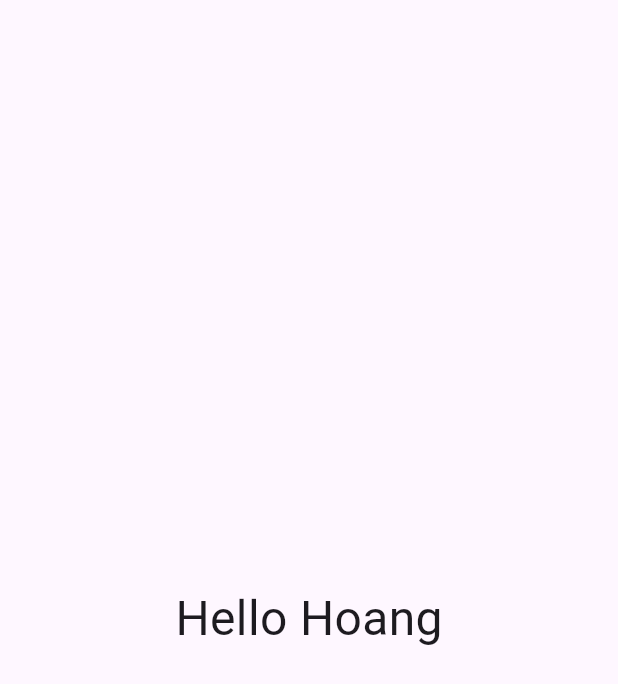
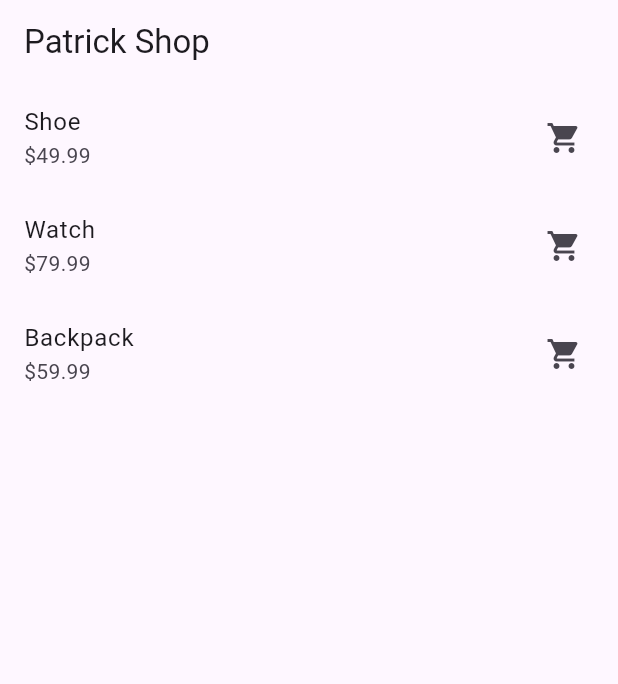
Before and after one commit to truongdothienhoang/flutter-build-demo, a Flutter app: the screen it shows after launch, on a phone screen of 412 x 824 dp. Shown: the top 684 px of the screen. Run offline on Flutter 3.47's test engine with Material 3 defaults, Android fonts, the phone set to English and light mode, and no system bars.

Commit message:
Update lib/main.dart via API

```diff
--- a/lib/main.dart
+++ b/lib/main.dart
@@ -1,21 +1,79 @@
 import 'package:flutter/material.dart';
 
 void main() {
-  runApp(const MyApp());
+  runApp(const PatrickShopApp());
 }
 
-class MyApp extends StatelessWidget {
-  const MyApp({super.key});
+class PatrickShopApp extends StatelessWidget {
+  const PatrickShopApp({super.key});
 
   @override
   Widget build(BuildContext context) {
     return MaterialApp(
-      home: Scaffold(
-        body: Center(
-          child: Text(
-            'Hello Hoang',
-            style: TextStyle(fontSize: 32),
-          ),
+      title: 'Patrick Shop',
+      theme: ThemeData(primarySwatch: Colors.teal),
+      home: const HomePage(),
+    );
+  }
+}
+
+class HomePage extends StatelessWidget {
+  const HomePage({super.key});
+
+  final List<Map<String, String>> products = const [
+    {'name': 'Shoe', 'price': '\u002449.99'},
+    {'name': 'Watch', 'price': '\u002479.99'},
+    {'name': 'Backpack', 'price': '\u002459.99'},
+  ];
+
+  @override
+  Widget build(BuildContext context) {
+    return Scaffold(
+      appBar: AppBar(title: const Text('Patrick Shop')),
+      body: ListView.builder(
+        itemCount: products.length,
+        itemBuilder: (context, index) {
+          final product = products[index];
+          return ListTile(
+            title: Text(product['name']!),
+            subtitle: Text(product['price']!),
+            trailing: const Icon(Icons.shopping_cart),
+            onTap: () => Navigator.push(
+              context,
+              MaterialPageRoute(
+                builder: (_) => ProductDetail(product: product),
+              ),
+            ),
+          );
+        },
+      ),
+    );
+  }
+}
+
+class ProductDetail extends StatelessWidget {
+  final Map<String, String> product;
+
+  const ProductDetail({super.key, required this.product});
+
+  @override
+  Widget build(BuildContext context) {
+    return Scaffold(
+      appBar: AppBar(title: Text(product['name']!)),
+      body: Padding(
+        padding: const EdgeInsets.all(16.0),
+        child: Column(
+          crossAxisAlignment: CrossAxisAlignment.start,
+          children: [
+            Text(product['name']!, style: Theme.of(context).textTheme.headlineMedium),
+            const SizedBox(height: 10),
+            Text('Price: ${product['price']}'),
+            const SizedBox(height: 20),
+            ElevatedButton(
+              onPressed: () {},
+              child: const Text('Add to Cart'),
+            ),
+          ],
         ),
       ),
     );
```
